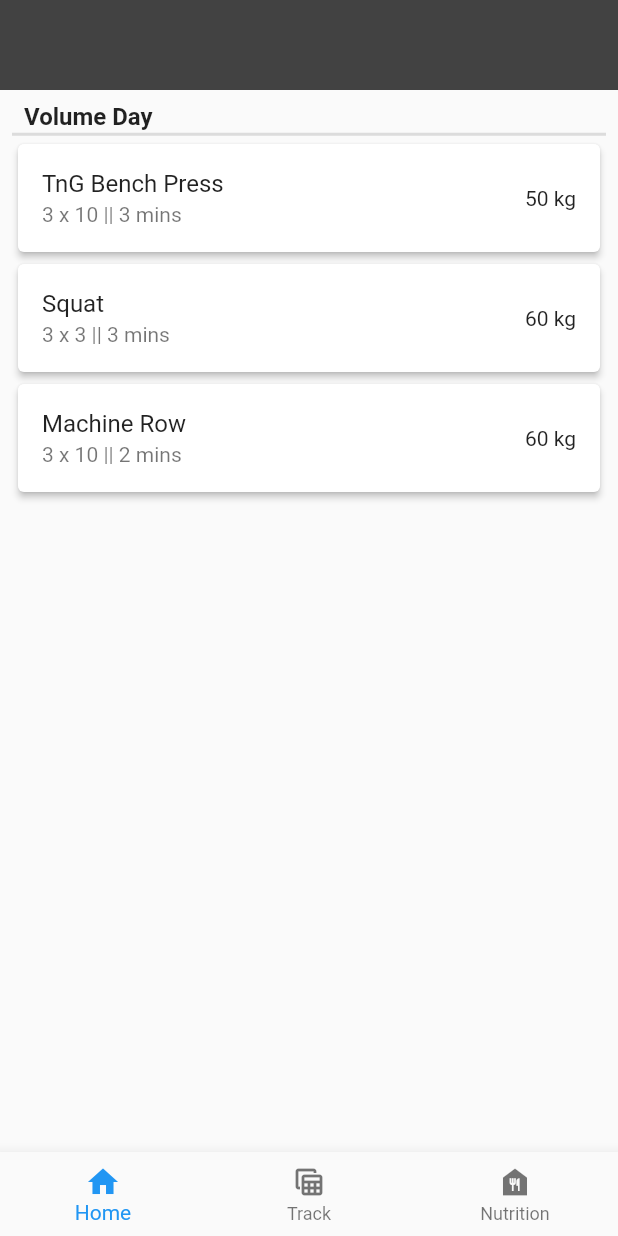
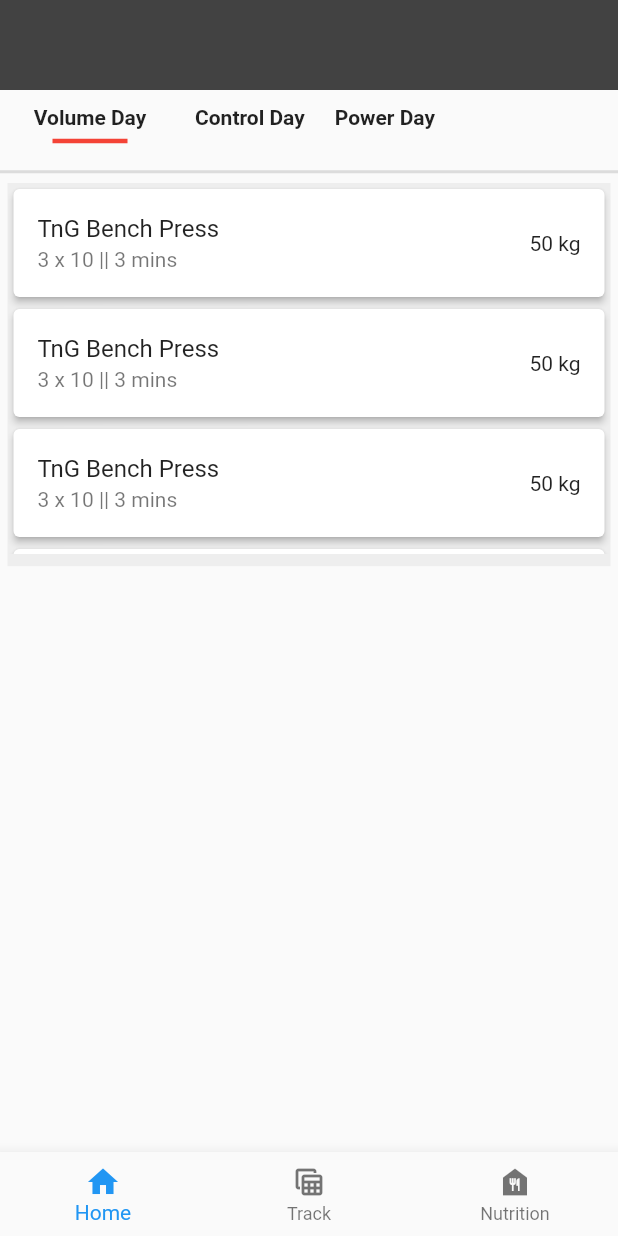
Before and after one commit to memrec45/Gym-Rat, a Flutter app: the screen it shows after launch, on a phone screen of 412 x 824 dp. Run offline on Flutter 3.47's test engine with Material 2 defaults, Android fonts, the phone set to English and light mode, and no system bars.

Commit message:
day_selector added to the exercise_section. Now I can change the exercise day using butttons.

```diff
--- a/gym_rate/lib/models/exercise_model.dart
+++ b/gym_rate/lib/models/exercise_model.dart
@@ -27,6 +27,33 @@ class ExerciseData extends ChangeNotifier {
   });
 
   final List exerciseList = [
+    {
+      "name": "TnG Bench Press",
+      "reps": 10,
+      "restTime": Duration(minutes: 3),
+      "rpe": "7 - 8.5",
+      "sets": 3,
+      "weight": 50,
+      "day": "Volume Day",
+    },
+    {
+      "name": "TnG Bench Press",
+      "reps": 10,
+      "restTime": Duration(minutes: 3),
+      "rpe": "7 - 8.5",
+      "sets": 3,
+      "weight": 50,
+      "day": "Volume Day",
+    },
+    {
+      "name": "TnG Bench Press",
+      "reps": 10,
+      "restTime": Duration(minutes: 3),
+      "rpe": "7 - 8.5",
+      "sets": 3,
+      "weight": 50,
+      "day": "Volume Day",
+    },
     {
       "name": "TnG Bench Press",
       "reps": 10,
--- a/gym_rate/lib/utils/day_selector.dart
+++ b/gym_rate/lib/utils/day_selector.dart
@@ -4,23 +4,28 @@ import 'package:provider/provider.dart';
 import '../models/exercise_model.dart';
 
 class ExerciseDaySelector extends StatelessWidget {
-  ExerciseDaySelector({Key? key, required this.changeExerciseDay})
+  ExerciseDaySelector(
+      {Key? key, required this.changeExerciseDay, required this.selectedDay})
       : super(key: key);
 
   final Function changeExerciseDay;
-
+  final selectedDay;
   @override
   Widget build(BuildContext context) {
     return Consumer<ExerciseData>(builder: (context, val, child) {
       return Container(
-        height: 50,
+        height: 52,
         child: ListView.builder(
           scrollDirection: Axis.horizontal,
           itemCount: val.dayNames.length,
           itemBuilder: (BuildContext context, int index) {
             String _dayName = val.dayNames.keys.toList()[index];
 
-            return MyButton(changeExerciseDay: changeExerciseDay, dayName: _dayName);
+            return MyButton(
+              changeExerciseDay: changeExerciseDay,
+              dayName: _dayName,
+              selectedDay: selectedDay,
+            );
           },
         ),
       );
@@ -33,38 +38,63 @@ class MyButton extends StatefulWidget {
     Key? key,
     required this.changeExerciseDay,
     required this.dayName,
+    required this.selectedDay,
   }) : super(key: key);
   final Function changeExerciseDay;
   final String dayName;
+  final String selectedDay;
 
   @override
   State<MyButton> createState() => _MyButtonState();
 }
 
 class _MyButtonState extends State<MyButton> {
-  bool a = false;
+  // bool a = false;
 
   @override
   Widget build(BuildContext context) {
     //print(" asdasd : "+dayName);
     return Padding(
-      padding: const EdgeInsets.symmetric(horizontal: 5,vertical:5),
-      child: Container(
-        padding:const EdgeInsets.all(5),
-        alignment: Alignment.center,
-        decoration: BoxDecoration(
-          borderRadius: BorderRadius.circular(15),
-          color:a ? Colors.red : Colors.grey[300]
+      padding: const EdgeInsets.symmetric(
+        horizontal: 5,
+        vertical: 5,
+      ),
+      child: GestureDetector(
+        onTap: () {
+          widget.changeExerciseDay(widget.dayName);
+        },
+        child: Container(
+          //height: 150,
+          padding: const EdgeInsets.all(5),
+          alignment: Alignment.center,
+          decoration: BoxDecoration(
+            borderRadius: BorderRadius.circular(15),
+            // color: widget.selectedDay == widget.dayName
+            //     ? Colors.red
+            //     : Colors.grey[300],
+          ),
+          child: Column(
+            children: [
+              Text(
+                widget.dayName,
+                style: const TextStyle(
+                  fontWeight: FontWeight.w600,
+                ),
+              ),
+              widget.selectedDay == widget.dayName
+                  ? const SizedBox(
+                      width: 100,
+                      child: Divider(
+                        thickness: 3,
+                        color: Colors.red,
+                        endIndent: 25,
+                        indent: 25,
+                      ),
+                    )
+                  : const SizedBox(),
+            ],
+          ),
         ),
-        child: GestureDetector(
-            onTap: () {
-              setState(() {
-              a = true;
-
-              });
-              widget.changeExerciseDay(widget.dayName);
-            },
-            child: Text(widget.dayName)),
       ),
     );
   }
--- a/gym_rate/lib/utils/exercise_section.dart
+++ b/gym_rate/lib/utils/exercise_section.dart
@@ -2,6 +2,7 @@ import 'package:flutter/material.dart';
 import 'package:provider/provider.dart';
 
 import '../models/exercise_model.dart';
+import 'day_selector.dart';
 import 'exercise_tile.dart';
 
 class ExercisesSection extends StatefulWidget {
@@ -23,39 +24,47 @@ class _ExercisesSectionState extends State<ExercisesSection> {
     );
   }
 
+  void changeExerciseDay(String _dayName) {
+    setState(() {
+      selectedDay = _dayName;
+    });
+  }
+
   final _pageController = PageController(initialPage: 0);
 
   @override
   Widget build(BuildContext context) {
     return Consumer<ExerciseData>(builder: (context, val, child) {
-      return Expanded(
-        child: PageView.builder(
-          itemCount: val.dayNames.length,
-          controller: _pageController,
-          onPageChanged: (pageIndex) => _onPageChanged(val, pageIndex),
-          itemBuilder: (context, index) {
-            //asdasdad
-            return Padding(
-              padding: const EdgeInsets.all(8.0),
-              child: Column(
+      final double maxHeight = MediaQuery.of(context).size.height;
+      return Column(
         crossAxisAlignment: CrossAxisAlignment.start,
         children: [
-                  Padding(
-                    padding: const EdgeInsets.symmetric(horizontal: 8.0),
-                    child: Text(
-                      "$selectedDay",
-                      style: const TextStyle(
-                        fontSize: 16,
-                        fontWeight: FontWeight.bold,
-                      ),
-                    ),
+          ExerciseDaySelector(
+            changeExerciseDay: changeExerciseDay,
+            selectedDay: selectedDay,
           ),
           const Divider(
             thickness: 2,
             height: 5,
           ),
+          Padding(
+            padding: const EdgeInsets.all(5.0),
+            child: Container(
+              decoration: BoxDecoration(color: Colors.grey[200]),
+              height: maxHeight * 0.31,
+              child: PageView.builder(
+                physics: NeverScrollableScrollPhysics(),
+                itemCount: val.dayNames.length,
+                controller: _pageController,
+                onPageChanged: (pageIndex) => _onPageChanged(val, pageIndex),
+                itemBuilder: (context, index) {
+                  return Padding(
+                    padding: const EdgeInsets.all(0.0),
+                    child: Column(
+                      crossAxisAlignment: CrossAxisAlignment.start,
+                      children: [
                         Container(
-                    height: 300,
+                          height: maxHeight * 0.3,
                           child: ExerciseTile(
                             selectedDay: selectedDay,
                           ),
@@ -65,6 +74,9 @@ class _ExercisesSectionState extends State<ExercisesSection> {
                   );
                 },
               ),
+            ),
+          ),
+        ],
       );
     });
   }
```
Lines whose indentation alone changed are shown as unchanged.
